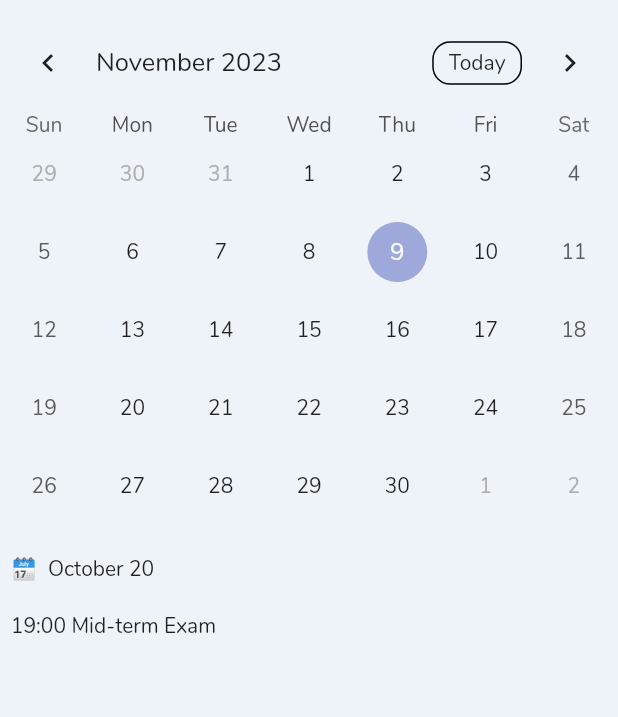
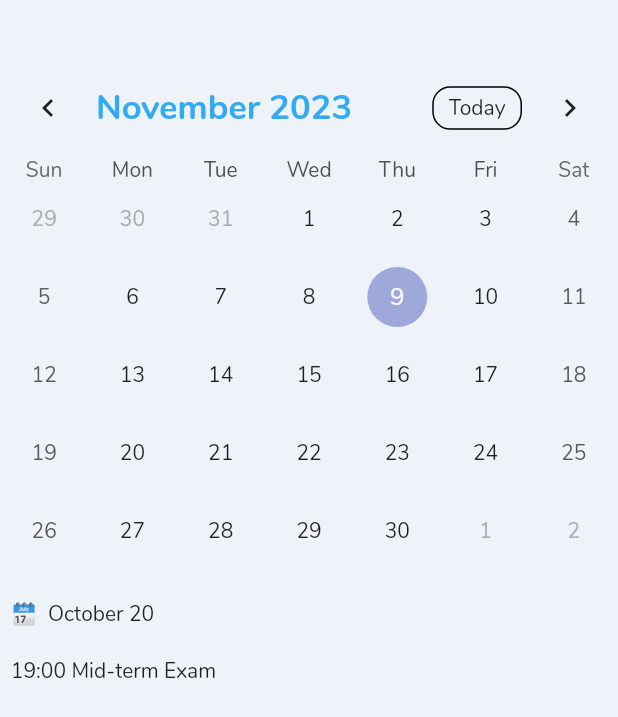
Before and after one commit to CAU-Mobile-Team4/causw_graduate, a Flutter app: the screen it shows after launch, on a phone screen of 412 x 824 dp. Shown: the top 717 px of the screen. Run offline on Flutter 3.47's test engine with Material 2 defaults, Android fonts, the phone set to English and light mode, and no system bars; drawn by our look-alikes of table_calendar.

Commit message:
design: 달력 헤더 디자인 수정

```diff
--- a/lib/calendar.dart
+++ b/lib/calendar.dart
@@ -97,7 +97,7 @@ class _CalendarState extends State<Calendar>
             child: Column(
               children: [
                 const SizedBox(
-                  height: 10,
+                  height: 40,
                 ),
                 Stack(
                   children: [
@@ -120,6 +120,10 @@ class _CalendarState extends State<Calendar>
                       },
                       headerStyle: const HeaderStyle(
                         formatButtonVisible: true,
+                        titleTextStyle: TextStyle(
+                            fontSize: 23,
+                            fontWeight: FontWeight.bold,
+                            color: AppColor.main),
                       ),
                       onPageChanged: (pageDate) {
                         setState(() {
```
